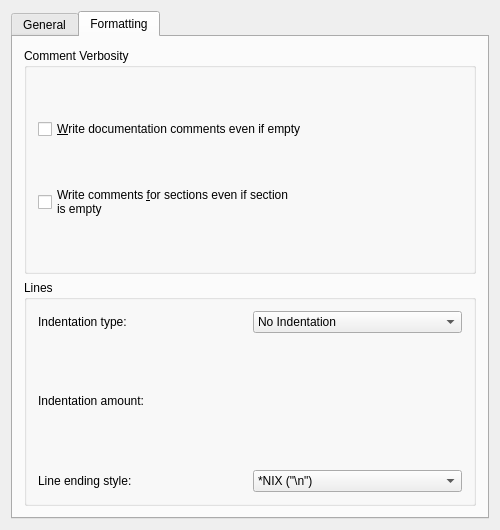
KDE/umbrello, file umbrello/codegenwizard/codegenoptionspage.ui: the form before one commit.
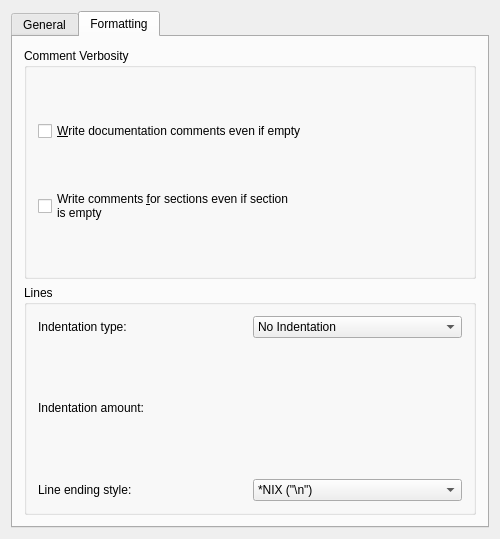
The form after the commit. The open tabs and pages were chosen to show the change. Custom widgets are drawn as their Qt base class.

Commit message: Replacing QLineEdit with KLineEdit.

What changed in the file:
```diff
--- a/umbrello/codegenwizard/codegenoptionspage.ui
+++ b/umbrello/codegenwizard/codegenoptionspage.ui
@@ -6,7 +6,7 @@
     <x>0</x>
     <y>0</y>
     <width>500</width>
-    <height>530</height>
+    <height>539</height>
    </rect>
   </property>
   <property name="sizePolicy" >
@@ -18,8 +18,8 @@
   <property name="windowTitle" >
    <string>Code Generation Options</string>
   </property>
-  <layout class="QGridLayout" >
-   <item row="0" column="0" >
+  <layout class="QVBoxLayout" >
+   <item>
     <widget class="QTabWidget" name="ui_tabWidgetMain" >
      <property name="enabled" >
       <bool>true</bool>
@@ -209,7 +209,37 @@
       <layout class="QGridLayout" >
        <item row="0" column="0" >
         <layout class="QGridLayout" >
-         <item row="2" column="0" >
+         <item row="0" column="0" >
+          <widget class="QGroupBox" name="ui_groupBoxComment" >
+           <property name="title" >
+            <string>Comment Verbosity</string>
+           </property>
+           <layout class="QVBoxLayout" >
+            <item>
+             <widget class="QCheckBox" name="ui_forceDoc" >
+              <property name="whatsThis" >
+               <string>Write comments &amp;for class and method documentation even if empty</string>
+              </property>
+              <property name="text" >
+               <string>&amp;Write documentation comments even if empty</string>
+              </property>
+             </widget>
+            </item>
+            <item>
+             <widget class="QCheckBox" name="ui_forceSections" >
+              <property name="whatsThis" >
+               <string>Writes comments to indicate the different sections (public, private etc) in a class, even if the sections are empty</string>
+              </property>
+              <property name="text" >
+               <string>Write comments &amp;for sections even if section 
+is empty</string>
+              </property>
+             </widget>
+            </item>
+           </layout>
+          </widget>
+         </item>
+         <item row="1" column="0" >
           <widget class="QGroupBox" name="ui_groupBoxLines" >
            <property name="title" >
             <string>Lines</string>
@@ -307,36 +337,6 @@
            </layout>
           </widget>
          </item>
-         <item row="1" column="0" >
-          <widget class="QGroupBox" name="ui_groupBoxComment" >
-           <property name="title" >
-            <string>Comment Verbosity</string>
-           </property>
-           <layout class="QVBoxLayout" >
-            <item>
-             <widget class="QCheckBox" name="ui_forceDoc" >
-              <property name="whatsThis" >
-               <string>Write comments &amp;for class and method documentation even if empty</string>
-              </property>
-              <property name="text" >
-               <string>&amp;Write documentation comments even if empty</string>
-              </property>
-             </widget>
-            </item>
-            <item>
-             <widget class="QCheckBox" name="ui_forceSections" >
-              <property name="whatsThis" >
-               <string>Writes comments to indicate the different sections (public, private etc) in a class, even if the sections are empty</string>
-              </property>
-              <property name="text" >
-               <string>Write comments &amp;for sections even if section 
-is empty</string>
-              </property>
-             </widget>
-            </item>
-           </layout>
-          </widget>
-         </item>
         </layout>
        </item>
       </layout>
@@ -358,6 +358,11 @@
    <extends>QWidget</extends>
    <header>knuminput.h</header>
   </customwidget>
+  <customwidget>
+   <class>KLineEdit</class>
+   <extends>QLineEdit</extends>
+   <header>klineedit.h</header>
+  </customwidget>
  </customwidgets>
  <includes>
   <include location="local" >knuminput.h</include>
```
Left out of the diff: 4 changed lines with no effect on the pictures.
